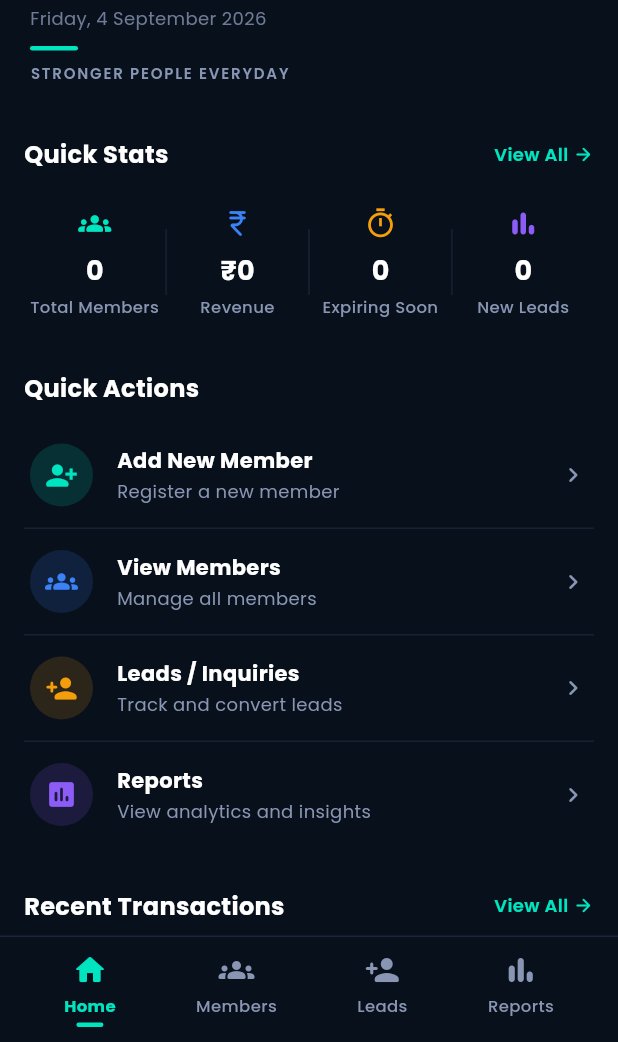
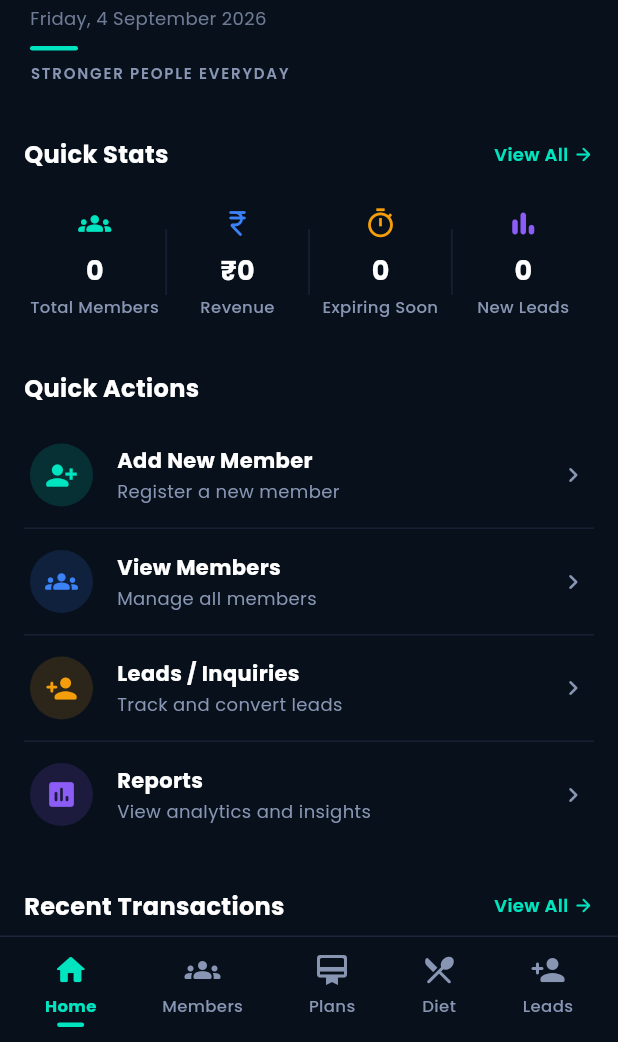
Before and after one commit to PixelCodeDeveloper/FitnexGym_Saas_Management, a Flutter app: the MainLayout screen opened by its route, on a phone screen of 412 x 824 dp, the part 194-1236 px from its top. Run offline on Flutter 3.47's test engine with Material 3 defaults, Android fonts, the phone set to English and light mode, and no system bars; our stand-ins replace flutter_secure_storage, google_fonts, google_sign_in, shared_preferences; missing offline and left inert: razorpay_flutter; accounts and stored records are empty; network calls fail.

Commit message:
fix(navigation): resolve sidebar drawer context pop bug, use GlobalKey<ScaffoldState>, IndexedStack, and expand bottom navigation tabs

```diff
--- a/new_app/lib/screens/main_layout.dart
+++ b/new_app/lib/screens/main_layout.dart
@@ -18,13 +18,14 @@
 
 class _MainLayoutState extends State<MainLayout> {
   int _currentIndex = 0;
+  final GlobalKey<ScaffoldState> _scaffoldKey = GlobalKey<ScaffoldState>();
 
   final List<_NavItem> _navItems = const [
     _NavItem(icon: Icons.dashboard_rounded,      label: 'Home'),
     _NavItem(icon: Icons.people_alt_rounded,      label: 'Members'),
     _NavItem(icon: Icons.person_add_alt_1_rounded, label: 'Leads'),
     _NavItem(icon: Icons.restaurant_menu_rounded,  label: 'Diet Plans'),
-    _NavItem(icon: Icons.card_membership_rounded,  label: 'Plans'),
+    _NavItem(icon: Icons.card_membership_rounded,  label: 'Membership Plans'),
     _NavItem(icon: Icons.bar_chart_rounded,        label: 'Reports'),
     _NavItem(icon: Icons.settings_rounded,         label: 'Settings'),
     _NavItem(icon: Icons.verified_rounded,         label: 'Subscription'),
@@ -46,7 +47,7 @@
 
   void _onMenuSelected(int index) {
     setState(() => _currentIndex = index);
-    Navigator.pop(context);
+    _scaffoldKey.currentState?.closeDrawer();
   }
 
   @override
@@ -60,17 +61,16 @@
     const activeCyan   = Color(0xFF00E5C0);
 
     return Scaffold(
+      key: _scaffoldKey,
       backgroundColor: pageBgColor,
       appBar: AppBar(
         backgroundColor: navBgColor,
         surfaceTintColor: Colors.transparent,
         elevation: 0,
-        leading: Builder(
-          builder: (ctx) => IconButton(
-            icon: Icon(Icons.menu, size: 24, color: txtPrimary),
-            tooltip: 'Menu',
-            onPressed: () => Scaffold.of(ctx).openDrawer(),
-          ),
+        leading: IconButton(
+          icon: Icon(Icons.menu, size: 24, color: txtPrimary),
+          tooltip: 'Menu',
+          onPressed: () => _scaffoldKey.currentState?.openDrawer(),
         ),
         titleSpacing: 0,
         centerTitle: false,
@@ -203,7 +203,7 @@
                     ),
                     IconButton(
                       icon: Icon(Icons.close_rounded, color: txtSecondary, size: 22),
-                      onPressed: () => Navigator.pop(context),
+                      onPressed: () => _scaffoldKey.currentState?.closeDrawer(),
                     ),
                   ],
                 ),
@@ -249,7 +249,7 @@
                       txtPrimary: txtPrimary,
                       txtSecondary: txtSecondary,
                       onTap: () async {
-                        Navigator.pop(context);
+                        _scaffoldKey.currentState?.closeDrawer();
                         await AuthService.signOut();
                         if (context.mounted) {
                           Navigator.pushNamedAndRemoveUntil(context, '/login', (route) => false);
@@ -294,14 +294,9 @@
         ),
       ),
 
-      body: AnimatedSwitcher(
-        duration: const Duration(milliseconds: 220),
-        switchInCurve: Curves.easeOut,
-        switchOutCurve: Curves.easeIn,
-        child: KeyedSubtree(
-          key: ValueKey<int>(_currentIndex),
-          child: _screens[_currentIndex],
-        ),
+      body: IndexedStack(
+        index: _currentIndex,
+        children: _screens,
       ),
 
       // ── Bottom Navigation Bar (Theme Adaptive) ──
@@ -312,14 +307,15 @@
         ),
         child: SafeArea(
           child: Padding(
-            padding: const EdgeInsets.symmetric(vertical: 6, horizontal: 16),
+            padding: const EdgeInsets.symmetric(vertical: 6, horizontal: 8),
             child: Row(
               mainAxisAlignment: MainAxisAlignment.spaceAround,
               children: [
                 _bottomNavItem(index: 0, label: 'Home', icon: Icons.home_rounded, isDark: isDark, txtSecondary: txtSecondary),
                 _bottomNavItem(index: 1, label: 'Members', icon: Icons.groups_rounded, isDark: isDark, txtSecondary: txtSecondary),
+                _bottomNavItem(index: 4, label: 'Plans', icon: Icons.card_membership_rounded, isDark: isDark, txtSecondary: txtSecondary),
+                _bottomNavItem(index: 3, label: 'Diet', icon: Icons.restaurant_menu_rounded, isDark: isDark, txtSecondary: txtSecondary),
                 _bottomNavItem(index: 2, label: 'Leads', icon: Icons.person_add_rounded, isDark: isDark, txtSecondary: txtSecondary),
-                _bottomNavItem(index: 5, label: 'Reports', icon: Icons.bar_chart_rounded, isDark: isDark, txtSecondary: txtSecondary),
               ],
             ),
           ),
```
